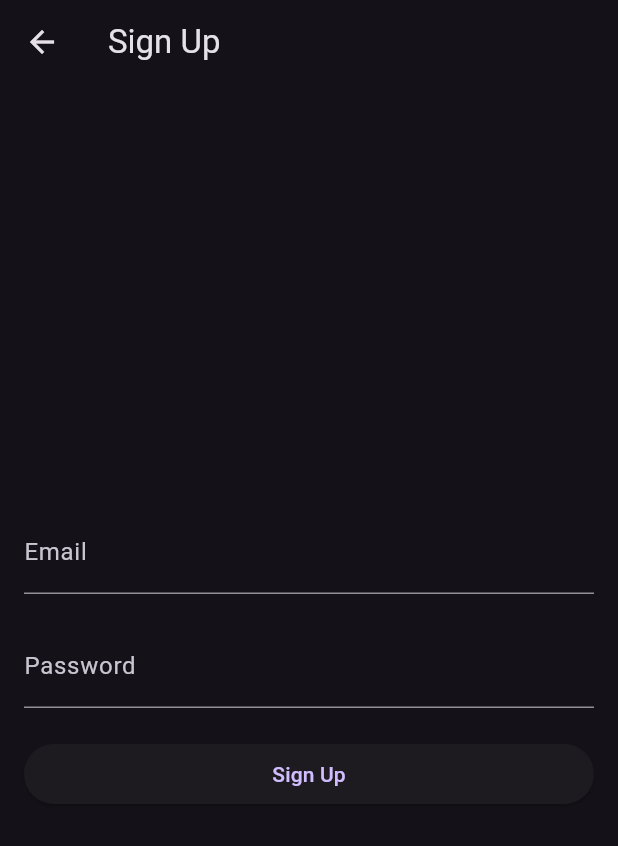
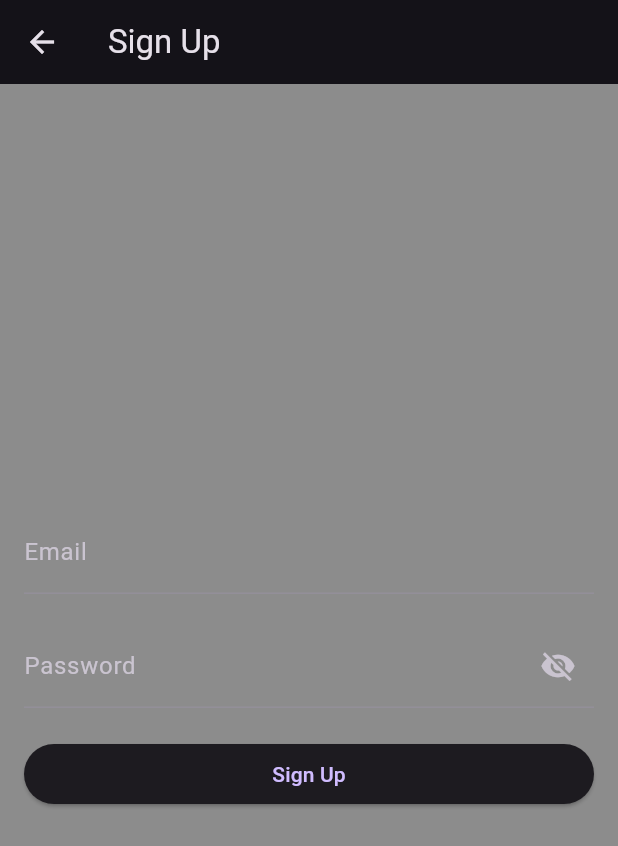
Before and after one commit to Donelongo/flutter-2024-proj, a Flutter app: the screen it shows after launch, after a tap on "Sign Up", on a phone screen of 412 x 824 dp. Shown: the top 846 px of the screen. Run offline on Flutter 3.47's test engine with Material 3 defaults, Android fonts, the phone set to English and light mode, and no system bars.

Commit message:
edited buttons and themes

```diff
--- a/lib/main.dart
+++ b/lib/main.dart
@@ -19,7 +19,8 @@ class MyApp extends StatelessWidget {
       themeMode: ThemeMode.dark,
       theme: ThemeData(
         primarySwatch: Colors.blue,
-        brightness: Brightness.dark
+        brightness: Brightness.dark,
+        scaffoldBackgroundColor: Colors.black45,
       ),
       initialRoute: '/',
       routes: {
--- a/lib/screens/addnotes.dart
+++ b/lib/screens/addnotes.dart
@@ -13,9 +13,7 @@ class _AddNoteState extends State<AddNote> {
 
   @override
   Widget build(BuildContext context) {
-    return Theme(
-      data: ThemeData(brightness: Brightness.dark),
-      child: Scaffold(
+    return Scaffold(
         appBar: AppBar(
           title: const Text(
             'Add Note',
@@ -57,7 +55,6 @@ class _AddNoteState extends State<AddNote> {
             ],
           ),
         ),
-      ),
     );
   }
 }
--- a/lib/screens/home.dart
+++ b/lib/screens/home.dart
@@ -1,13 +1,12 @@
 import 'package:flutter/material.dart';
 import 'package:digital_notebook/screens/admin/admin.dart';
+
 class HomePage extends StatelessWidget {
   const HomePage({super.key});
 
   @override
   Widget build(BuildContext context) {
-    return Theme(
-      data: ThemeData(brightness: Brightness.dark),
-      child: Scaffold(
+    return Scaffold(
         appBar: AppBar(
           automaticallyImplyLeading: false,
           title: const Center(
@@ -58,19 +57,18 @@ class HomePage extends StatelessWidget {
                       child: const Text('Sign Up'),
                     ),
                     const SizedBox(height: 20),
-                    ElevatedButton(
-                      onPressed: () {
-                        Navigator.pushNamed(context, '/notes');
-                      },
-                      child: const Text('View Notes'),
-                    ),
+                    // ElevatedButton(
+                    //   onPressed: () {
+                    //     Navigator.pushNamed(context, '/notes');
+                    //   },
+                    //   child: const Text('View Notes'),
+                    // ),
                   ],
                 ),
               ),
             ],
           ),
         ),
-      ),
     );
   }
 }
--- a/lib/screens/signup.dart
+++ b/lib/screens/signup.dart
@@ -1,13 +1,12 @@
 import 'package:flutter/material.dart';
+import '../widgets/password.dart';
 
 class SignupPage extends StatelessWidget {
   const SignupPage({super.key});
 
   @override
   Widget build(BuildContext context) {
-    return Theme(
-      data: ThemeData(brightness: Brightness.dark),
-      child: Scaffold(
+    return Scaffold(
         appBar: AppBar(
           title: const Text('Sign Up'),
         ),
@@ -26,15 +25,13 @@ class SignupPage extends StatelessWidget {
                     ),
                   ),
                   const SizedBox(height: 20),
-                  const TextField(
-                    decoration: InputDecoration(
-                      labelText: 'Password',
-                    ),
-                    obscureText: true,
+                  const PasswordWidget(
                   ),
                   const SizedBox(height: 20),
                   ElevatedButton(
-                    onPressed: () {},
+                    onPressed: () {
+                      Navigator.pushNamed(context, '/notes');
+                    },
                     child: const Text('Sign Up'),
                   ),
                 ],
@@ -42,7 +39,6 @@ class SignupPage extends StatelessWidget {
             ),
           ),
         ),
-      ),
     );
   }
 }
--- /dev/null
+++ b/lib/widgets/password.dart
@@ -0,0 +1,38 @@
+import 'package:flutter/material.dart';
+
+class PasswordWidget extends StatefulWidget {
+  const PasswordWidget({super.key});
+
+  @override
+  PasswordWidgetState createState() => PasswordWidgetState();
+}
+
+class PasswordWidgetState extends State<PasswordWidget> {
+  bool obscureText = true;
+
+  @override
+  Widget build(BuildContext context) {
+    return TextFormField(
+      obscureText: obscureText,
+      decoration: InputDecoration(
+        labelText: 'Password',
+        suffixIcon: IconButton(
+          icon: Icon(
+            obscureText ? Icons.visibility_off : Icons.visibility,
+          ),
+          onPressed: () {
+            setState(() {
+              obscureText = !obscureText;
+            });
+          },
+        ),
+      ),
+      validator: (value) {
+        if (value == null || value.isEmpty) {
+          return 'Please enter a password';
+        }
+        return null;
+      },
+    );
+  }
+}
```
Also changed, not shown: lib/screens/login.dart (+6 -10 lines), lib/screens/notes.dart (+3 -8 lines), lib/screens/others.dart (+5 -10 lines).
